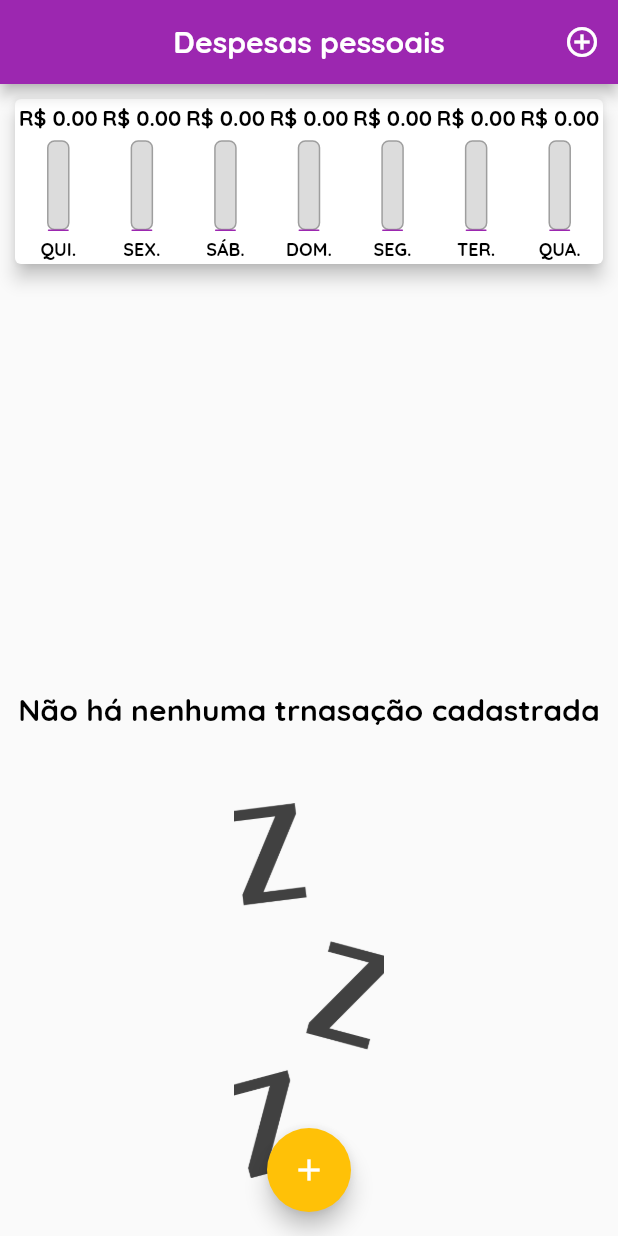
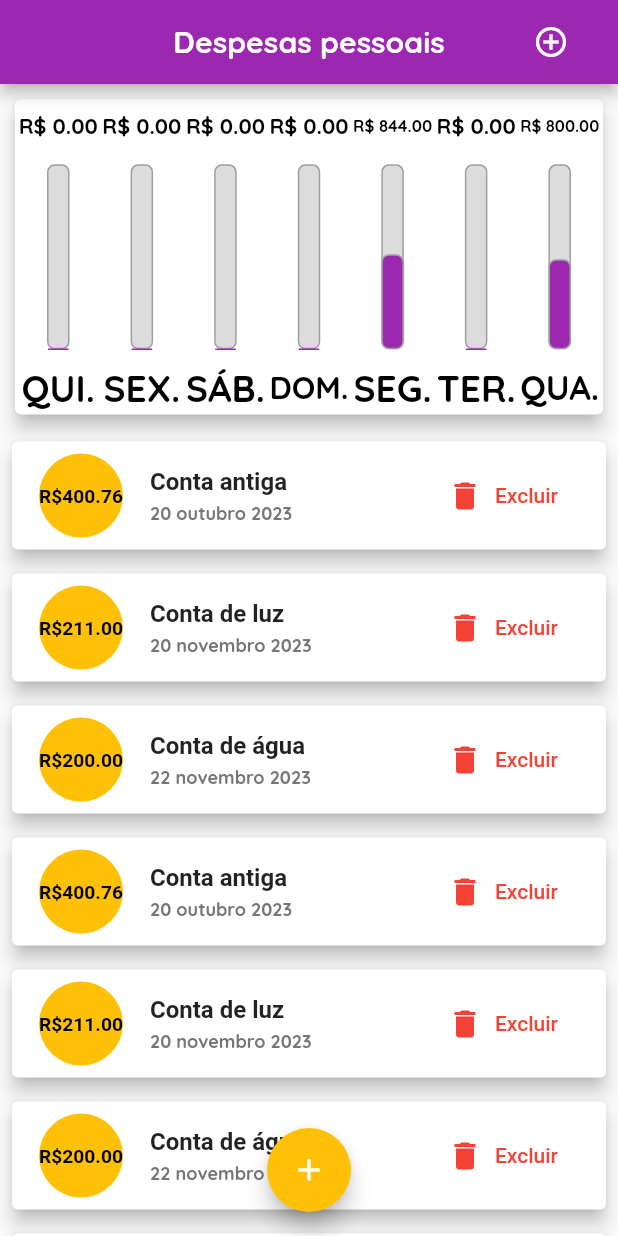
Before and after one commit to jonkstro/curso-flutter-expenses, a Flutter app: the screen it shows after launch, on a phone screen of 412 x 824 dp. Run offline on Flutter 3.47's test engine with Material 2 defaults, Android fonts, the phone set to English and light mode, and no system bars.

Commit message:
Refatorando pra adicionar responsividade com MediaQuery

```diff
--- a/lib/components/chart_bar.dart
+++ b/lib/components/chart_bar.dart
@@ -17,19 +17,25 @@ class ChartBar extends StatelessWidget {
 
   @override
   Widget build(BuildContext context) {
+    return LayoutBuilder(
+      builder: (ctx, constraints) {
         return Column(
           children: <Widget>[
             // VAI REDUZIR O TAMANHO DO TEXTO PARA NÃO EMPURRAR O RESTO PRA BAIXO
             // POR ISSO USAMOS FITTEDBOX
-        Container(
-          height: 20,
+            SizedBox(
+              // RESPONSIVIDADE DO TAMANHO PRA OCUPAR 100%
+
+              height: constraints.maxHeight * 0.15,
               child: FittedBox(
                 child: Text("R\$ ${value.toStringAsFixed(2)}"),
               ),
             ),
-        SizedBox(height: 5),
-        Container(
-          height: 60,
+            // RESPONSIVIDADE DO TAMANHO PRA OCUPAR 100%
+            SizedBox(height: constraints.maxHeight * 0.05),
+            SizedBox(
+              // RESPONSIVIDADE DO TAMANHO PRA OCUPAR 100%
+              height: constraints.maxHeight * 0.6,
               width: 15,
               child: Stack(
                 // Começar de baixo pra cima, já que vem por padrão de cima pra baixo
@@ -61,14 +67,22 @@ class ChartBar extends StatelessWidget {
                 ],
               ),
             ),
-        SizedBox(height: 5),
-        Text(
+            SizedBox(height: constraints.maxHeight * 0.05),
+            SizedBox(
+              // RESPONSIVIDADE DO TAMANHO PRA OCUPAR 100%
+              height: constraints.maxHeight * 0.15,
+              child: FittedBox(
+                child: Text(
                   label,
                   style: TextStyle(
                     fontSize: Theme.of(context).textTheme.bodySmall?.fontSize,
                   ),
                 ),
+              ),
+            ),
           ],
+        );
+      },
     );
   }
 }
--- a/lib/components/transactions_list.dart
+++ b/lib/components/transactions_list.dart
@@ -14,43 +14,49 @@ class TransactionList extends StatelessWidget {
 
   @override
   Widget build(BuildContext context) {
-    return SizedBox(
-      height: MediaQuery.of(context).size.height,
-      child: transactions.isEmpty
-          ? Column(
+    return transactions.isEmpty
+        ? LayoutBuilder(
+            builder: (ctx, constraints) {
+              return Column(
                 mainAxisAlignment: MainAxisAlignment.center,
                 children: <Widget>[
                   // SÓ PRA DAR UM <BR>
+                  SizedBox(height: constraints.maxHeight * .1),
                   SizedBox(
-                  height: 50,
-                ),
-                Text(
+                    height: constraints.maxHeight * .3,
+                    child: Text(
                       "Não há nenhuma trnasação cadastrada",
                       style: TextStyle(
-                    fontFamily:
-                        Theme.of(context).textTheme.headlineMedium?.fontFamily,
-                    fontSize:
-                        Theme.of(context).textTheme.headlineMedium?.fontSize,
-                    color: Theme.of(context).textTheme.headlineMedium?.color,
+                        fontFamily: Theme.of(context)
+                            .textTheme
+                            .headlineMedium
+                            ?.fontFamily,
+                        fontSize: Theme.of(context)
+                            .textTheme
+                            .headlineMedium
+                            ?.fontSize,
+                        color:
+                            Theme.of(context).textTheme.headlineMedium?.color,
+                      ),
                     ),
                   ),
                   // SÓ PRA DAR UM <BR>
+                  SizedBox(height: constraints.maxHeight * .1),
                   SizedBox(
-                  height: 50,
+                    height: constraints.maxHeight * .5,
+                    width: constraints.maxWidth * .5,
+                    // child: Image.asset(
+                    //   'assets/images/waiting.png',
+                    //   fit: BoxFit.cover,
+                    // ),
+                    child: CircularProgressIndicator(
+                      strokeWidth: 5,
+                      strokeAlign: 1,
                     ),
-                SizedBox(
-                  height: 250,
-                  width: 100,
-                  child: Image.asset(
-                    'assets/images/waiting.png',
-                    fit: BoxFit.cover,
-                  ),
-                  // child: CircularProgressIndicator(
-                  //   strokeWidth: 5,
-                  //   strokeAlign: 1,
-                  // ),
                   )
                 ],
+              );
+            },
           )
         : ListView.builder(
             // physics: const NeverScrollableScrollPhysics(),
@@ -105,20 +111,36 @@ class TransactionList extends StatelessWidget {
                   subtitle: Text(
                     DateFormat('dd MMMM yyyy', 'PT_BR').format(e.date),
                     style: TextStyle(
-                        fontSize:
-                            Theme.of(context).textTheme.bodySmall?.fontSize,
+                      fontSize: Theme.of(context).textTheme.bodySmall?.fontSize,
                       color: Theme.of(context).textTheme.bodySmall?.color,
                     ),
                   ),
 
                   /// VAI CHAMAR O ONREMOVE QUE TÁ CHAMANDO O REMOVETRANSACTION NO MAIN!!!!!!
-                    trailing: IconButton(
+                  trailing: MediaQuery.of(context).size.width < 400
+                      ? IconButton(
                           onPressed: () {
                             onRemove(e.id);
                           },
                           icon: Icon(
                             Icons.delete,
                             color: Colors.red,
+                          ),
+                        )
+                      : ElevatedButton.icon(
+                          // Deixar ele transparente
+                          style: ElevatedButton.styleFrom(
+                            backgroundColor: Colors.transparent,
+                            shadowColor: Colors.transparent,
+                          ),
+                          onPressed: () {},
+                          icon: Icon(
+                            Icons.delete,
+                            color: Colors.red,
+                          ),
+                          label: const Text(
+                            'Excluir',
+                            style: TextStyle(color: Colors.red),
                           ),
                         ),
                 ),
@@ -210,7 +232,6 @@ class TransactionList extends StatelessWidget {
               // );
             }),
             scrollDirection: Axis.vertical,
-            ),
           );
   }
 }
--- a/lib/main.dart
+++ b/lib/main.dart
@@ -3,12 +3,12 @@
 import 'dart:math';
 
 import 'package:expenses/components/chart.dart';
-import 'package:flutter/cupertino.dart';
 import 'package:flutter/material.dart';
 
 import 'package:expenses/components/transactions_form.dart';
 import 'package:expenses/components/transactions_list.dart';
 import 'package:expenses/models/transaction.dart';
+import 'package:flutter/services.dart';
 import 'package:intl/date_symbol_data_local.dart';
 /**
  * Aqui é pra mudar o DATEPICKER para pt br.
@@ -26,6 +26,7 @@ class ExpenssesApp extends StatelessWidget {
   Widget build(BuildContext context) {
     // VARIAVEL QUE VAI SERVIR PRA DEFINIR OS TEMAS DE CORES
     final ThemeData tema = ThemeData();
+
     return MaterialApp(
       /**
        * Aqui é pra mudar o DATEPICKER para pt br.
@@ -47,19 +48,20 @@ class ExpenssesApp extends StatelessWidget {
         textTheme: tema.textTheme.copyWith(
           headlineMedium: TextStyle(
             fontFamily: 'QuickSand',
-            fontSize: 20,
+            // Acessibilidade e responsividade:
+            fontSize: 20 * MediaQuery.of(context).textScaleFactor,
             fontWeight: FontWeight.bold,
             color: Colors.black,
           ),
           bodyMedium: TextStyle(
             fontFamily: 'QuickSand',
-            fontSize: 16,
+            fontSize: 16 * MediaQuery.of(context).textScaleFactor,
             fontWeight: FontWeight.bold,
             color: Colors.black,
           ),
           bodySmall: TextStyle(
             fontFamily: 'QuickSand',
-            fontSize: 12,
+            fontSize: 12 * MediaQuery.of(context).textScaleFactor,
             fontWeight: FontWeight.normal,
             color: Colors.grey[600],
           ),
@@ -67,7 +69,7 @@ class ExpenssesApp extends StatelessWidget {
         appBarTheme: AppBarTheme(
           titleTextStyle: TextStyle(
               fontFamily: 'QuickSand',
-              fontSize: 20,
+              fontSize: 20 * MediaQuery.of(context).textScaleFactor,
               fontWeight: FontWeight.bold),
         ),
       ),
@@ -81,9 +83,7 @@ class MyHomePage extends StatefulWidget {
 }
 
 class _MyHomePageState extends State<MyHomePage> {
-  /**
-   * MÉTODO QUE FOI CRIADO SÓ PRA PODER CARREGAR NO APP AS DATAS PT_BR
-   */
+  /// MÉTODO QUE FOI CRIADO SÓ PRA PODER CARREGAR NO APP AS DATAS PT_BR
   get _localeDateTime {
     // Inicialize o sistema de localização. Senão vai pegar tudo em ingles
     initializeDateFormatting('pt_BR', null);
@@ -91,26 +91,83 @@ class _MyHomePageState extends State<MyHomePage> {
 
   /// Aqui vamos criar alguns objetos pra adicionar depois
   // ignore: unused_field
-  final List<Transaction> _transactions = [];
-  //   Transaction(
-  //     id: 't1',
-  //     title: 'Conta antiga',
-  //     value: 400.76,
-  //     date: DateTime.now().subtract(Duration(days: 33)),
-  //   ),
-  //   Transaction(
-  //     id: 't2',
-  //     title: 'Conta de luz',
-  //     value: 211,
-  //     date: DateTime.now().subtract(Duration(days: 2)),
-  //   ),
-  //   Transaction(
-  //     id: 't3',
-  //     title: 'Conta de água',
-  //     value: 200,
-  //     date: DateTime.now().subtract(Duration(days: 0)),
-  //   ),
-  // ];
+  final List<Transaction> _transactions = [
+    Transaction(
+      id: 't1',
+      title: 'Conta antiga',
+      value: 400.76,
+      date: DateTime.now().subtract(Duration(days: 33)),
+    ),
+    Transaction(
+      id: 't2',
+      title: 'Conta de luz',
+      value: 211,
+      date: DateTime.now().subtract(Duration(days: 2)),
+    ),
+    Transaction(
+      id: 't3',
+      title: 'Conta de água',
+      value: 200,
+      date: DateTime.now().subtract(Duration(days: 0)),
+    ),
+    Transaction(
+      id: 't1',
+      title: 'Conta antiga',
+      value: 400.76,
+      date: DateTime.now().subtract(Duration(days: 33)),
+    ),
+    Transaction(
+      id: 't2',
+      title: 'Conta de luz',
+      value: 211,
+      date: DateTime.now().subtract(Duration(days: 2)),
+    ),
+    Transaction(
+      id: 't3',
+      title: 'Conta de água',
+      value: 200,
+      date: DateTime.now().subtract(Duration(days: 0)),
+    ),
+    Transaction(
+      id: 't1',
+      title: 'Conta antiga',
+      value: 400.76,
+      date: DateTime.now().subtract(Duration(days: 33)),
+    ),
+    Transaction(
+      id: 't2',
+      title: 'Conta de luz',
+      value: 211,
+      date: DateTime.now().subtract(Duration(days: 2)),
+    ),
+    Transaction(
+      id: 't3',
+      title: 'Conta de água',
+      value: 200,
+      date: DateTime.now().subtract(Duration(days: 0)),
+    ),
+    Transaction(
+      id: 't1',
+      title: 'Conta antiga',
+      value: 400.76,
+      date: DateTime.now().subtract(Duration(days: 33)),
+    ),
+    Transaction(
+      id: 't2',
+      title: 'Conta de luz',
+      value: 211,
+      date: DateTime.now().subtract(Duration(days: 2)),
+    ),
+    Transaction(
+      id: 't3',
+      title: 'ultima Conta de água',
+      value: 200,
+      date: DateTime.now().subtract(Duration(days: 0)),
+    ),
+  ];
+
+  // Mostrar o gráfico ou não
+  bool _showChart = false;
 
   // Pegar as transações somente da semana - ultimos 7 dias
   List<Transaction> get _recentTransactions {
@@ -148,12 +205,13 @@ class _MyHomePageState extends State<MyHomePage> {
   }
 
   _openTransactionFormModal(BuildContext context) {
+    final mediaQuery = MediaQuery.of(context);
     showModalBottomSheet(
       context: context,
       builder: (_) {
         return OrientationBuilder(
           builder: (context, orientation) {
-            double alturaTela = MediaQuery.of(context).size.height;
+            double alturaTela = mediaQuery.size.height;
 
             /// SE TIVER DEITADO TEM 80% DA TELA, SENÃO TEM 50%
             double pctTela = orientation == Orientation.portrait ? 0.5 : 0.8;
@@ -173,16 +231,38 @@ class _MyHomePageState extends State<MyHomePage> {
 
   @override
   Widget build(BuildContext context) {
+    final mediaQuery = MediaQuery.of(context);
     // AQUI EU VOU DIZER QUE MINHAS DATAS SÃO TUDO PT_BR !!!!!!!!!!!!!!!!!!!
     _localeDateTime;
-    return Scaffold(
-      appBar: AppBar(
+
+    // // Vou dizer aqui que não vou deixar a aplicação rodar pro lado.
+    // SystemChrome.setPreferredOrientations([DeviceOrientation.portraitUp]);
+
+    // Checar a orientação da aplicação
+    bool isLandscape = mediaQuery.orientation == Orientation.landscape;
+
+    // Configurar o appbar por fora pq tá dando problema nas alturas
+    final appBar = AppBar(
       title: Text('Despesas pessoais'),
       centerTitle: true,
       // NÃO PRECISA MAIS POIS TÁ NO THEME NO primarySwatch
       // backgroundColor: Color.fromARGB(255, 89, 4, 104),
       actions: <Widget>[
-          IconButton(
+        if (isLandscape)
+          Padding(
+            padding: EdgeInsets.fromLTRB(0, 0, mediaQuery.size.width * .1, 0),
+            child: IconButton(
+              onPressed: () {
+                setState(() {
+                  _showChart = !_showChart;
+                });
+              },
+              icon: Icon(_showChart ? Icons.list : Icons.show_chart),
+            ),
+          ),
+        Padding(
+          padding: EdgeInsets.fromLTRB(0, 0, mediaQuery.size.width * .05, 0),
+          child: IconButton(
             onPressed: () {
               _openTransactionFormModal(context);
             },
@@ -190,17 +270,52 @@ class _MyHomePageState extends State<MyHomePage> {
               Icons.add_circle_outline,
             ),
           ),
+        ),
       ],
-      ),
+    );
+
+    // A altura disponível é igual a altura toda - a altura do appbar e status bar do celular
+    final alturaDisponivel = mediaQuery.size.height -
+        appBar.preferredSize.height -
+        mediaQuery.padding.top;
+
+    return Scaffold(
+      appBar: appBar,
       body: SingleChildScrollView(
         child: Column(
           // mainAxisAlignment: MainAxisAlignment.spaceAround,
           crossAxisAlignment: CrossAxisAlignment.stretch,
           children: <Widget>[
+            // if (isLandscape)
+            //   Row(
+            //     mainAxisAlignment: MainAxisAlignment.center,
+            //     children: <Widget>[
+            //       Text('EXIBIR GRÁFICO'),
+            //       Switch(
+            //           value: _showChart,
+            //           onChanged: (value) {
+            //             setState(() {
+            //               _showChart = value;
+            //             });
+            //           }),
+            //     ],
+            //   ),
+            // Só chama se tiver no switch ou não for landscape a orientação
+            if (_showChart || !isLandscape)
               // Chama o CHART passando as transações recentes
-            Chart(recentTransactions: _recentTransactions),
-            TransactionList(
-                transactions: _transactions, onRemove: _removeTransactions),
+              SizedBox(
+                  height: alturaDisponivel * (isLandscape ? .75 : 0.3),
+                  child: Chart(
+                    recentTransactions: _recentTransactions,
+                  )),
+            // Só chama se tiver no switch ou não for landscape a orientação
+            if (!_showChart || !isLandscape)
+              SizedBox(
+                  height: alturaDisponivel * (isLandscape ? .9 : 0.7),
+                  child: TransactionList(
+                    transactions: _transactions,
+                    onRemove: _removeTransactions,
+                  )),
           ],
         ),
       ),
@@ -216,141 +331,3 @@ class _MyHomePageState extends State<MyHomePage> {
     );
   }
 }
-
-
-
-
-/**
- *
- * E outra coisa, será necessária uma mudança quando for utilizar as cores colocadas no tema. Na próxima aula, por exemplo, lá no arquivo “transaction_list.dart” em um trecho do códigos nós temos:
-
-color: Theme.of(context).primaryColor,
-Agora será assim:
-
-color: Theme.of(context).colorScheme.primary,
-Basicamente é isso galera. Bons estudos!
- *
- *
- *
-import 'package:flutter/material.dart';
-import 'dart:math';
-import './components/transaction_form.dart';
-import './components/transaction_list.dart';
-import 'models/transaction.dart';
-
-main() => runApp(ExpensesApp());
-
-class ExpensesApp extends StatelessWidget {
-  @override
-  Widget build(BuildContext context) {
-    final ThemeData tema = ThemeData();
-
-    return MaterialApp(
-      home: MyHomePage(),
-      theme: tema.copyWith(
-        colorScheme: tema.colorScheme.copyWith(
-          primary: Colors.purple,
-          secondary: Colors.amber,
-        ),
-        textTheme: tema.textTheme.copyWith(
-          headline6: TextStyle(
-            fontFamily: 'OpenSans',
-            fontSize: 18,
-            fontWeight: FontWeight.bold,
-            color: Colors.black,
-          ),
-        ),
-        appBarTheme: AppBarTheme(
-          titleTextStyle: TextStyle(
-            fontFamily: 'OpenSans',
-            fontSize: 20,
-            fontWeight: FontWeight.bold,
-          ),
-        ),
-      ),
-    );
-  }
-}
-
-class MyHomePage extends StatefulWidget {
-  @override
-  _MyHomePageState createState() => _MyHomePageState();
-}
-
-class _MyHomePageState extends State<MyHomePage> {
-  final _transactions = [
-    Transaction(
-      id: 't1',
-      title: 'Novo Tênis de Corrida',
-      value: 310.76,
-      date: DateTime.now(),
-    ),
-    Transaction(
-      id: 't2',
-      title: 'Conta de Luz',
-      value: 211.30,
-      date: DateTime.now(),
-    ),
-  ];
-
-  _addTransaction(String title, double value) {
-    final newTransaction = Transaction(
-      id: Random().nextDouble().toString(),
-      title: title,
-      value: value,
-      date: DateTime.now(),
-    );
-
-    setState(() {
-      _transactions.add(newTransaction);
-    });
-
-    Navigator.of(context).pop();
-  }
-
-  _openTransactionFormModal(BuildContext context) {
-    showModalBottomSheet(
-      context: context,
-      builder: (_) {
-        return TransactionForm(_addTransaction);
-      },
-    );
-  }
-
-  @override
-  Widget build(BuildContext context) {
-    return Scaffold(
-      appBar: AppBar(
-        title: Text('Despesas Pessoais'),
-        actions: <Widget>[
-          IconButton(
-            icon: Icon(Icons.add),
-            onPressed: () => _openTransactionFormModal(context),
-          ),
-        ],
-      ),
-      body: SingleChildScrollView(
-        child: Column(
-          crossAxisAlignment: CrossAxisAlignment.stretch,
-          children: <Widget>[
-            Container(
-              width: double.infinity,
-              child: Card(
-                color: Colors.blue,
-                child: Text('Gráfico'),
-                elevation: 5,
-              ),
-            ),
-            TransactionList(_transactions),
-          ],
-        ),
-      ),
-      floatingActionButton: FloatingActionButton(
-        child: Icon(Icons.add),
-        onPressed: () => _openTransactionFormModal(context),
-      ),
-      floatingActionButtonLocation: FloatingActionButtonLocation.centerFloat,
-    );
-  }
-}
- */
```
Also changed, not shown: lib/components/transactions_form.dart (+13 -6 lines). Lines whose indentation alone changed are shown as unchanged.
